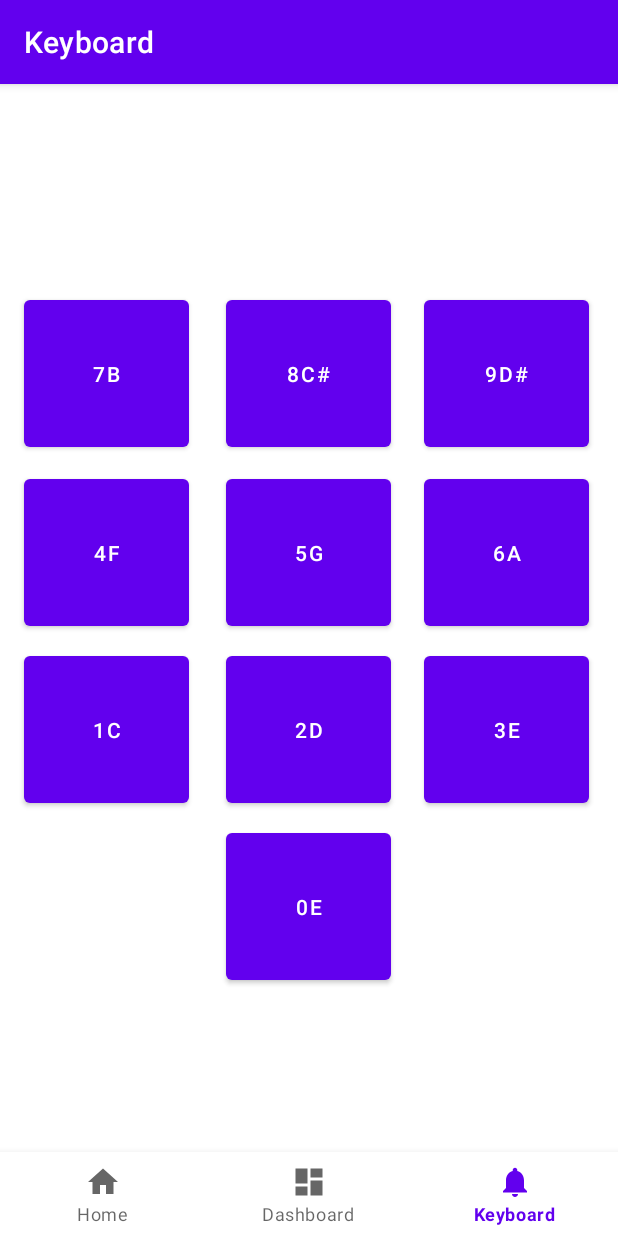
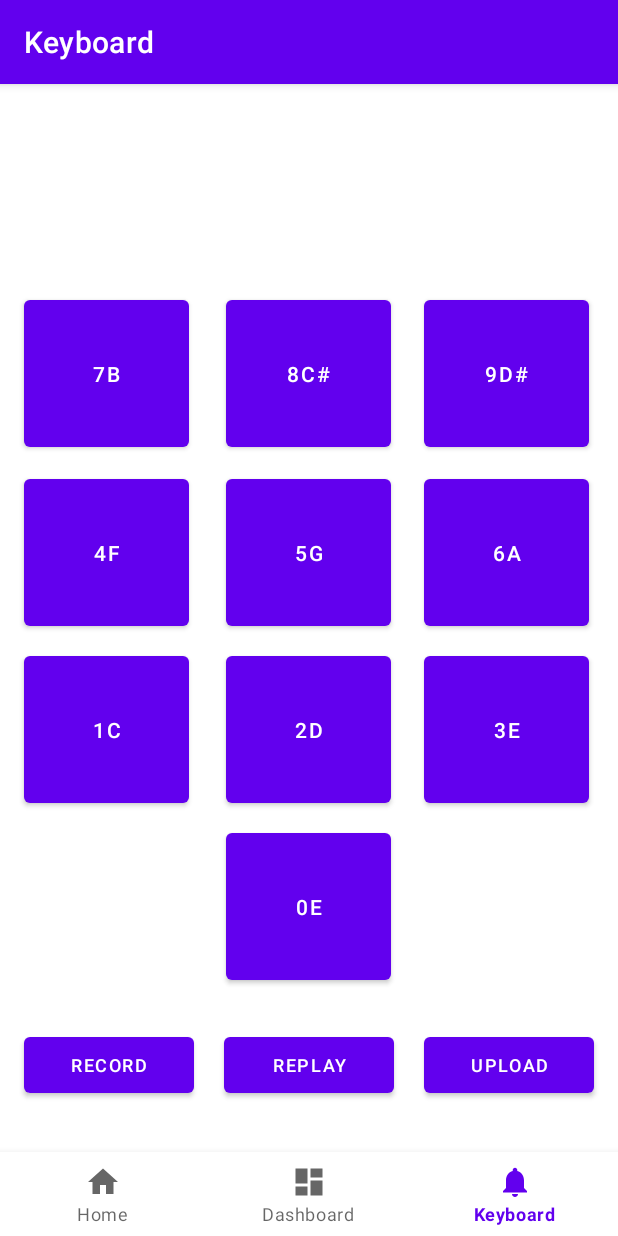
Before and after one commit to Bighsueh/MusicalKeyboard, an Android app: the KeyboardsFragment screen opened through its navigation route, on a phone screen of 412 x 824 dp. Run offline under Robolectric (Android 15) with nearby library versions, the light colour scheme and no system bars; our stand-ins replace navigation-ui.

Commit message:
add record,replay,upload button

```diff
--- a/app/src/main/java/tw/edu/nfu/gm/hsueh/musicalkeyboard/ui/keyboards/KeyboardsFragment.java
+++ b/app/src/main/java/tw/edu/nfu/gm/hsueh/musicalkeyboard/ui/keyboards/KeyboardsFragment.java
@@ -10,6 +10,7 @@ import android.view.View;
 import android.view.ViewGroup;
 import android.widget.Button;
 import android.widget.TextView;
+import android.widget.Toast;
 
 import androidx.annotation.NonNull;
 import androidx.annotation.Nullable;
@@ -27,7 +28,8 @@ public class KeyboardsFragment extends Fragment {
     private Button musicbutton1, musicbutton2, musicbutton3, musicbutton4, musicbutton5, musicbutton6, musicbutton7, musicbutton8, musicbutton9, musicbutton10;
     private KeyboardsViewModel keyboardsViewModel;
     private MediaPlayer mp1, mp2, mp3, mp4, mp5, mp6, mp7, mp8, mp9, mp10;
-
+    private Boolean on_record = false;
+    private String melody, temp_melody;
 
     private class Data {
         int id;
@@ -39,6 +41,11 @@ public class KeyboardsFragment extends Fragment {
                              ViewGroup container, Bundle savedInstanceState) {
         keyboardsViewModel = new ViewModelProvider(this).get(KeyboardsViewModel.class);
         View root = inflater.inflate(R.layout.fragment_keyboard, container, false);
+
+        Button btn_record = (Button)root.findViewById(R.id.btn_record);
+        Button btn_replay = (Button)root.findViewById(R.id.btn_replay);
+        Button btn_upload = (Button)root.findViewById(R.id.btn_upload);
+
         //數字代號對應的檔名：
         //1->turmpetc
         //2->turmpetd
@@ -76,80 +83,102 @@ public class KeyboardsFragment extends Fragment {
         musicbutton1.setOnClickListener(new View.OnClickListener() {
             @Override
             public void onClick(View v) {
-
+                temp_melody += "1";
                 mp1.start();
             }
         });
-
         musicbutton2.setOnClickListener(new View.OnClickListener() {
             @Override
             public void onClick(View v) {
-
+                temp_melody += "2";
                 mp2.start();
             }
         });
-
         musicbutton3.setOnClickListener(new View.OnClickListener() {
             @Override
             public void onClick(View v) {
-
+                temp_melody += "3";
                 mp3.start();
             }
         });
-
         musicbutton4.setOnClickListener(new View.OnClickListener() {
             @Override
             public void onClick(View v) {
-
+                temp_melody += "4";
                 mp4.start();
             }
         });
-
         musicbutton5.setOnClickListener(new View.OnClickListener() {
             @Override
             public void onClick(View v) {
-
+                temp_melody += "5";
                 mp5.start();
             }
         });
-
         musicbutton6.setOnClickListener(new View.OnClickListener() {
             @Override
             public void onClick(View v) {
-
+                temp_melody += "6";
                 mp6.start();
             }
         });
-
         musicbutton7.setOnClickListener(new View.OnClickListener() {
             @Override
             public void onClick(View v) {
-
+                temp_melody += "7";
                 mp7.start();
             }
         });
-
         musicbutton8.setOnClickListener(new View.OnClickListener() {
             @Override
             public void onClick(View v) {
-
+                temp_melody += "8";
                 mp8.start();
             }
         });
-
         musicbutton9.setOnClickListener(new View.OnClickListener() {
             @Override
             public void onClick(View v) {
-
+                temp_melody += "9";
                 mp9.start();
             }
         });
-
         musicbutton10.setOnClickListener(new View.OnClickListener() {
             @Override
             public void onClick(View v) {
+                temp_melody += "0";
+                mp10.start();
+            }
+        });
 
-                mp10.start();
+        btn_record.setOnClickListener(new View.OnClickListener() {
+            @Override
+            public void onClick(View view) {
+                        if (btn_record.getText() == "RECORD") {
+                            on_record = true;
+                            temp_melody = "";
+                            btn_record.setText("RECORDING");
+                        }else{
+                            on_record = false;
+                            melody = temp_melody;
+                            btn_record.setText("RECORD");
+                        }
+            }
+        });
+        btn_replay.setOnClickListener(new View.OnClickListener() {
+            @Override
+            public void onClick(View view) {
+                Toast toast = Toast.makeText(
+                        root.getContext(),
+                        melody,
+                        Toast.LENGTH_SHORT);
+                toast.show();
+            }
+        });
+        btn_upload.setOnClickListener(new View.OnClickListener() {
+            @Override
+            public void onClick(View view) {
+
             }
         });
 
@@ -157,12 +186,12 @@ public class KeyboardsFragment extends Fragment {
             @Override
             public void onChanged(@Nullable String s) {
 //                textView.setText(s);
-                Log.d("start", "123");
+
+
             }
         });
         return root;
     }
 
 
-
 }
--- a/app/src/main/res/layout/fragment_keyboard.xml
+++ b/app/src/main/res/layout/fragment_keyboard.xml
@@ -126,4 +126,42 @@
         app:layout_constraintTop_toTopOf="parent"
         app:layout_constraintVertical_bias="0.531" />
 
+    <Button
+        android:id="@+id/btn_record"
+        android:layout_width="113dp"
+        android:layout_height="49dp"
+        android:text="RECORD"
+        android:textSize="12sp"
+        app:layout_constraintBottom_toBottomOf="parent"
+        app:layout_constraintEnd_toEndOf="parent"
+        app:layout_constraintHorizontal_bias="0.053"
+        app:layout_constraintStart_toStartOf="parent"
+        app:layout_constraintTop_toTopOf="parent"
+        app:layout_constraintVertical_bias="0.865" />
+
+    <Button
+        android:id="@+id/btn_replay"
+        android:layout_width="113dp"
+        android:layout_height="49dp"
+        android:text="REPLAY"
+        android:textSize="12sp"
+        app:layout_constraintBottom_toBottomOf="parent"
+        app:layout_constraintEnd_toEndOf="parent"
+        app:layout_constraintStart_toStartOf="parent"
+        app:layout_constraintTop_toTopOf="parent"
+        app:layout_constraintVertical_bias="0.865" />
+
+    <Button
+        android:id="@+id/btn_upload"
+        android:layout_width="113dp"
+        android:layout_height="49dp"
+        android:text="UPLOAD"
+        android:textSize="12sp"
+        app:layout_constraintBottom_toBottomOf="parent"
+        app:layout_constraintEnd_toEndOf="parent"
+        app:layout_constraintHorizontal_bias="0.946"
+        app:layout_constraintStart_toStartOf="parent"
+        app:layout_constraintTop_toTopOf="parent"
+        app:layout_constraintVertical_bias="0.865" />
+
 </androidx.constraintlayout.widget.ConstraintLayout>
```
